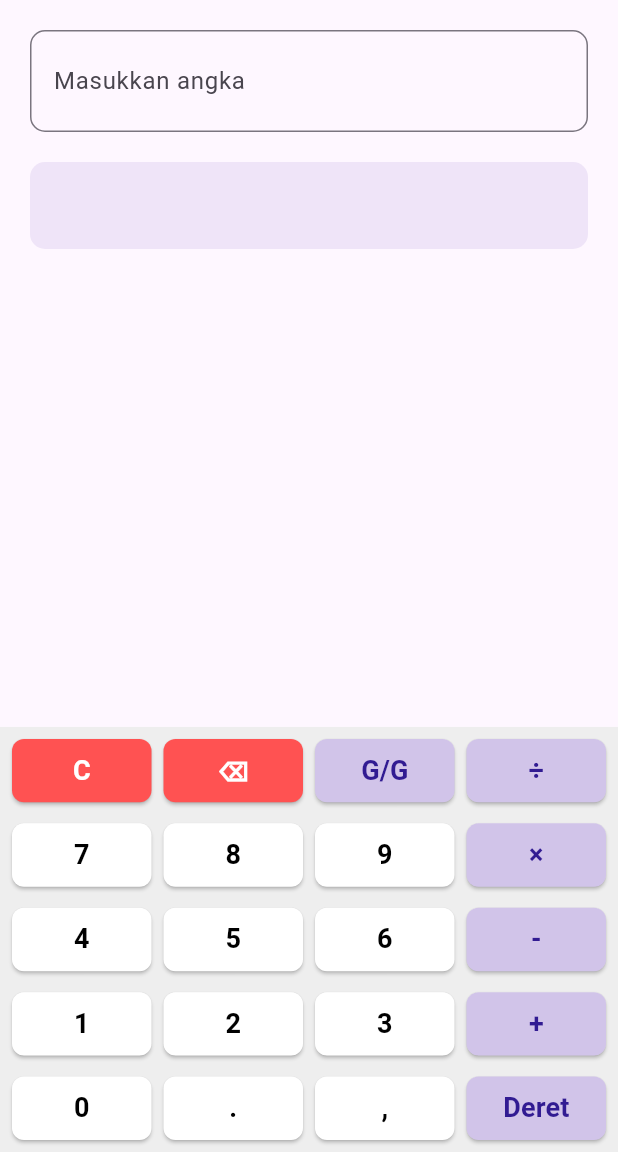
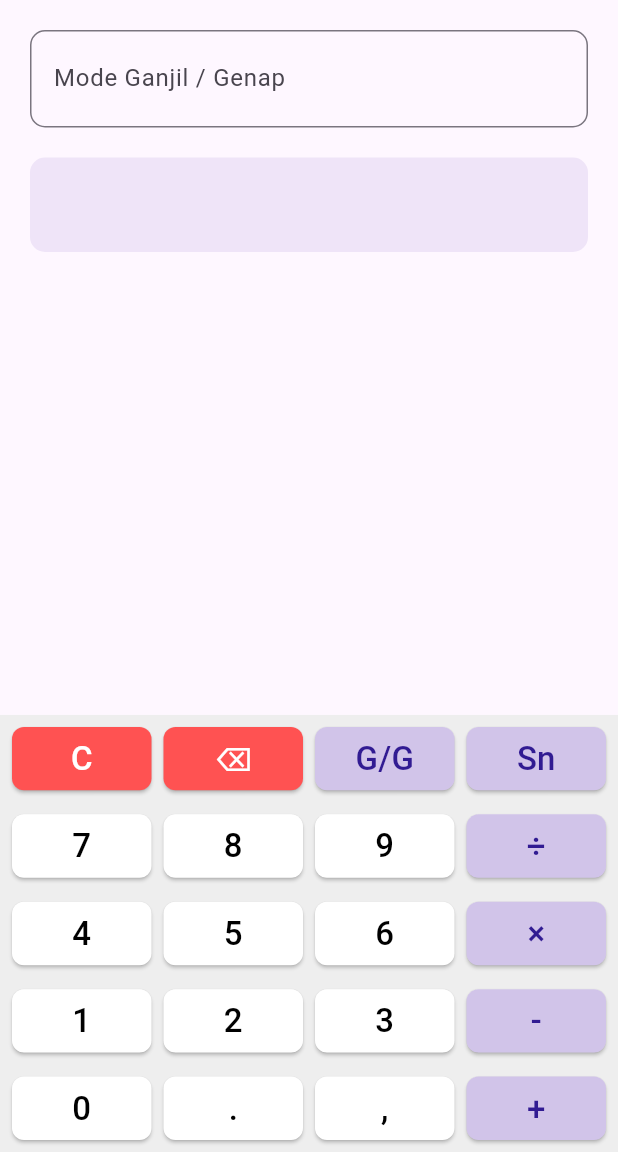
Before and after one commit to Indra-haha/kalkulator-mobile, a Flutter app: the KalkulatorPage screen opened directly, after a tap on "G/G", on a phone screen of 412 x 824 dp, the part 84-1236 px from its top. Run offline on Flutter 3.47's test engine with Material 3 defaults, Android fonts, the phone set to English and light mode, and no system bars.

Commit message:
fix: format milliar, reset hitung ketika pindah fitur

```diff
--- a/lib/pages/kalkulator_page.dart
+++ b/lib/pages/kalkulator_page.dart
@@ -19,29 +19,20 @@ class KalkulatorPage extends StatefulWidget {
 class _KalkulatorPageState extends State<KalkulatorPage> {
   final TextEditingController _displayController = TextEditingController();
 
-  late final Map<String, OperationInfo> _operations;
   late String _operation;
   String _result = '';
 
   final List<String> _gridButtons = [
-    'C', '⌫','G/G', '÷',
-    '7', '8', '9', '×',
-    '4', '5', '6', '-',
-    '1', '2', '3', '+',
-    '0', '.', ',', 'Deret',
+    'C', '⌫', 'G/G', 'Sn',
+    '7', '8', '9', '÷',
+    '4', '5', '6', '×',
+    '1', '2', '3', '-',
+    '0', '.', ',', '+',
   ];
 
   @override
   void initState() {
     super.initState();
-    _operations = {
-      'penjumlahan': const OperationInfo('Penjumlahan', '+', '+'),
-      'pengurangan': const OperationInfo('Pengurangan', '-', '-'),
-      'perkalian': const OperationInfo('Perkalian', '*', '×'),
-      'pembagian': const OperationInfo('Pembagian', '/', '÷'),
-      'ganjil_genap': const OperationInfo('Ganjil / Genap', 'G/G', 'G/G'),
-      'deret': const OperationInfo('Hitung Deret Data', 'Σ', 'Deret'),
-    };
     _operation = widget.initialOperation;
     _displayController.addListener(() {
       _hitung();
@@ -54,40 +45,44 @@ class _KalkulatorPageState extends State<KalkulatorPage> {
         _clear();
         return;
       }
+
       if (value == '⌫') {
         if (_displayController.text.isNotEmpty) {
-          _displayController.text =
-              _displayController.text.substring(0, _displayController.text.length - 1);
+          if (_displayController.text.endsWith(' ')) {
+            _displayController.text = _displayController.text
+                .substring(0, _displayController.text.length - 3);
+          } else {
+            _displayController.text = _displayController.text
+                .substring(0, _displayController.text.length - 1);
+          }
         }
         return;
       }
-      if (value == '=') {
+
+      if (['+', '-', '×', '÷'].contains(value)) {
+        _operation = 'kalkulator';
+        String text = _displayController.text;
+
+        if (text.endsWith(' + ') || text.endsWith(' - ') || text.endsWith(' × ') || text.endsWith(' ÷ ')) {
+          _displayController.text = text.substring(0, text.length - 3) + ' $value ';
+        } else if (text.isNotEmpty) {
+          _displayController.text += ' $value ';
+        } else if (value == '-') {
+          _displayController.text += '-';
+        }
+        return;
+      }
+
+      if (value == 'G/G') {
+        _operation = 'ganjil_genap';
         _hitung();
         return;
       }
 
-      switch (value) {
-        case '+':
-          _operation = 'penjumlahan';
-          _displayController.text += ' + ';
-          return;
-        case '-':
-          _operation = 'pengurangan';
-          _displayController.text += ' - ';
-          return;
-        case '×':
-          _operation = 'perkalian';
-          _displayController.text += ' × ';
-          return;
-        case '÷':
-          _operation = 'pembagian';
-          _displayController.text += ' ÷ ';
-          return;
-        case 'G/G':
-          _operation = 'ganjil_genap';
-          return;
-        case 'Deret':
+      // Jika pindah mode ke Deret
+      if (value == 'Sn') {
         _operation = 'deret';
+        _hitung();
         return;
       }
 
@@ -97,27 +92,35 @@ class _KalkulatorPageState extends State<KalkulatorPage> {
 
   void _hitung() {
     final String raw = _displayController.text.trim();
-    if (raw.isEmpty) return;
+    if (raw.isEmpty) {
+      setState(() => _result = '');
+      return;
+    }
 
     if (_operation == 'ganjil_genap') {
-      final int? num = int.tryParse(raw);
+      final dynamic num = raw;
+      if (num is String) {
+        setState(() => _result = 'Nilai tidak valid!');{
+          return;
+        }
+      }
+      int.tryParse(raw);
       if (num == null) {
-        setState(() => _result = 'Masukkan angka bulat!');
+        setState(() => _result = 'Masukkan 1 angka bulat!');
         return;
       }
       setState(() {
-        _result =
-            '$num adalah Bilangan ${num % 2 == 0 ? "GENAP" : "GANJIL"}';
+        _result = '$num adalah Bilangan ${num % 2 == 0 ? "GENAP" : "GANJIL"}';
       });
       return;
     }
 
     if (_operation == 'deret') {
-      final List<String> items = raw.split(RegExp(r'[,\s]+'));
+      final List<String> items = raw.split(RegExp(r',+'));
       double total = 0;
       int count = 0;
       for (var item in items) {
-        double? val = double.tryParse(item);
+        double? val = double.tryParse(item.replaceAll(',', '.'));
         if (val != null) {
           total += val;
           count++;
@@ -126,45 +129,72 @@ class _KalkulatorPageState extends State<KalkulatorPage> {
       setState(() {
         _result = count > 0
             ? 'Total $count data deret = ${_numFormat(total)}'
-            : 'Tidak ada data valid';
+            : 'Nilai tidak valid!';
       });
       return;
     }
 
-    final List<String> parts = raw.split(RegExp(r'\s+[+\-×÷]\s+'));
-    if (parts.length < 2) {
-      setState(() => _result = 'Masukkan angka yang valid!');
-      return;
+    try {
+      List<String> tokens = raw.split(' ').where((e) => e.isNotEmpty).toList();
+
+      if (tokens.isEmpty) return;
+
+      if (['+', '-', '×', '÷'].contains(tokens.last)) {
+        tokens.removeLast();
       }
 
-    final double? a = double.tryParse(parts[0].trim());
-    final double? b = double.tryParse(parts[1].trim());
+      if (tokens.isEmpty) return;
 
-    if (a == null || b == null) {
-      setState(() => _result = 'Masukkan angka yang valid!');
-      return;
-    }
+      int i = 1;
+      while (i < tokens.length - 1) {
+        if (tokens[i] == '×' || tokens[i] == '÷') {
+          double a = double.parse(tokens[i - 1].replaceAll(',', '.'));
+          double b = double.parse(tokens[i + 1].replaceAll(',', '.'));
 
-    if (b == 0 && _operation == 'pembagian') {
+          if (tokens[i] == '÷' && b == 0) {
             setState(() => _result = 'Tidak dapat membagi dengan nol!');
             return;
           }
 
-    final String simbol = _operations[_operation]!.simbol;
-    final double hasil = switch (_operation) {
-      'penjumlahan' => a + b,
-      'pengurangan' => a - b,
-      'perkalian' => a * b,
-      'pembagian' => a / b,
-      _ => 0,
-    };
+          double res = tokens[i] == '×' ? a * b : a / b;
+          tokens.replaceRange(i - 1, i + 2, [res.toString()]);
+        } else {
+          i += 2;
+        }
+      }
 
+      i = 1;
+      while (i < tokens.length - 1) {
+        if (tokens[i] == '+' || tokens[i] == '-') {
+          double a = double.parse(tokens[i - 1].replaceAll(',', '.'));
+          double b = double.parse(tokens[i + 1].replaceAll(',', '.'));
+
+          double res = tokens[i] == '+' ? a + b : a - b;
+          tokens.replaceRange(i - 1, i + 2, [res.toString()]);
+        } else {
+          i += 2;
+        }
+      }
+
+      if (tokens.length == 1) {
+        double hasil = double.parse(tokens[0]);
         setState(() {
           _result = ' ${_numFormat(hasil)}';
         });
       }
+    } catch (e) {
+    }
+  }
 
   String _numFormat(double value) {
+    double absVal = value.abs();
+
+    // Jika mencapai 1 miliar atau lebih, gunakan format eksponensial (e)
+    if (absVal >= 1000000000) {
+      return value.toStringAsExponential(0);
+    }
+
+    // Format normal untuk angka biasa (menghilangkan .0 jika bilangan bulat)
     return value == value.roundToDouble()
         ? value.toStringAsFixed(0)
         : value.toString();
@@ -183,10 +213,9 @@ class _KalkulatorPageState extends State<KalkulatorPage> {
 
   @override
   Widget build(BuildContext context) {
-
     return Scaffold(
       appBar: AppBar(
-        title: Text('Kalkulator'),
+        title: const Text('Kalkulator'),
         backgroundColor: Colors.deepPurple,
         foregroundColor: Colors.white,
       ),
@@ -203,17 +232,19 @@ class _KalkulatorPageState extends State<KalkulatorPage> {
                     readOnly: true,
                     showCursor: true,
                     textAlign: TextAlign.right,
-                    style: const TextStyle(fontSize: 24, fontWeight: FontWeight.bold),
+                    style: const TextStyle(
+                        fontSize: 22, fontWeight: FontWeight.bold),
                     decoration: InputDecoration(
                       labelText: _operation == 'deret'
-                          ? 'Masukkan Deret (pisahkan dengan koma/spasi)'
-                          : 'Masukkan angka',
+                          ? 'Mode Deret (pisahkan koma)'
+                          : _operation == 'ganjil_genap'
+                              ? 'Mode Ganjil / Genap'
+                              : 'Mode Kalkulator',
                       border: OutlineInputBorder(
                         borderRadius: BorderRadius.circular(10),
                       ),
                     ),
                   ),
-
                   const SizedBox(height: 20),
                   Container(
                     padding: const EdgeInsets.all(16),
@@ -225,10 +256,9 @@ class _KalkulatorPageState extends State<KalkulatorPage> {
                       _result,
                       textAlign: TextAlign.center,
                       style: const TextStyle(
-                            fontSize: 18, fontWeight: FontWeight.bold),
+                          fontSize: 22, fontWeight: FontWeight.bold),
                     ),
                   ),
-
                 ],
               ),
             ),
@@ -243,7 +273,7 @@ class _KalkulatorPageState extends State<KalkulatorPage> {
               gridDelegate: const SliverGridDelegateWithFixedCrossAxisCount(
                 crossAxisCount: 4,
                 crossAxisSpacing: 8,
-                mainAxisSpacing: 14,
+                mainAxisSpacing: 16,
                 childAspectRatio: 2.2,
               ),
               itemBuilder: (context, index) {
@@ -257,8 +287,7 @@ class _KalkulatorPageState extends State<KalkulatorPage> {
                 } else if (btn == 'C' || btn == '⌫') {
                   btnColor = Colors.redAccent;
                   textColor = Colors.white;
-                } else if (['+', '-', '×', '÷', 'G/G', 'Deret']
-                    .contains(btn)) {
+                } else if (['+', '-', '×', '÷', 'G/G', 'Sn'].contains(btn)) {
                   btnColor = Colors.deepPurple.shade100;
                   textColor = Colors.deepPurple.shade900;
                 }
@@ -273,7 +302,7 @@ class _KalkulatorPageState extends State<KalkulatorPage> {
                   onPressed: () => _onGridButtonPressed(btn),
                   child: Text(btn,
                       style: const TextStyle(
-                          fontSize: 18, fontWeight: FontWeight.bold)),
+                          fontSize: 22, fontWeight: FontWeight.w500)),
                 );
               },
             ),
@@ -283,11 +312,3 @@ class _KalkulatorPageState extends State<KalkulatorPage> {
     );
   }
 }
-
-class OperationInfo {
-  const OperationInfo(this.nama, this.simbol, this.simbolTab);
-
-  final String nama;
-  final String simbol;
-  final String simbolTab;
-}
--- a/lib/pages/kelompok_page.dart
+++ b/lib/pages/kelompok_page.dart
@@ -7,29 +7,24 @@ class KelompokPage extends StatelessWidget {
   Widget build(BuildContext context) {
     const List<Map<String, String>> anggota = [
       {
-        'nama': 'Andi Pratama',
-        'nim': '2023001',
-        'kelas': 'TI-3A',
+        'nama': 'Pranata Raplialiano',
+        'nim': '124240175',
+        'kelas': 'Pemrograman Mobile SI-B',
       },
       {
-        'nama': 'Budi Santoso',
-        'nim': '2023002',
-        'kelas': 'TI-3A',
+        'nama': 'Indra Suryanto P',
+        'nim': '124240180',
+        'kelas': 'Pemrograman Mobile SI-B',
       },
       {
-        'nama': 'Citra Lestari',
-        'nim': '2023003',
-        'kelas': 'TI-3A',
+        'nama': 'Fajar Sidiq H',
+        'nim': '124240183',
+        'kelas': 'Pemrograman Mobile SI-B',
       },
       {
-        'nama': 'Dewi Anggraini',
-        'nim': '2023004',
-        'kelas': 'TI-3A',
-      },
-      {
-        'nama': 'Eko Ramadhan',
-        'nim': '2023005',
-        'kelas': 'TI-3A',
+        'nama': 'Aditya Rahmat F',
+        'nim': '124240184',
+        'kelas': 'Pemrograman Mobile SI-B',
       },
     ];
 
```
Lines whose indentation alone changed are shown as unchanged.
